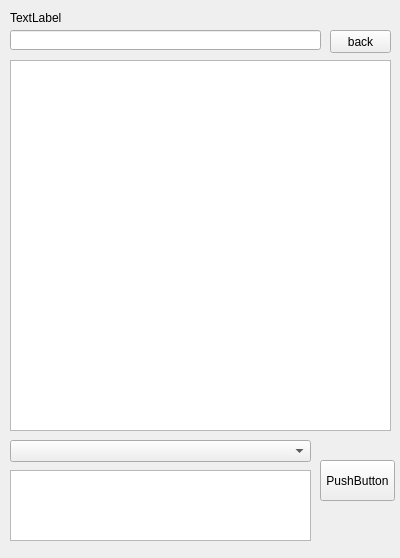
Old version of the form forms/file_system.ui in the repository akhmeade/yanileda.
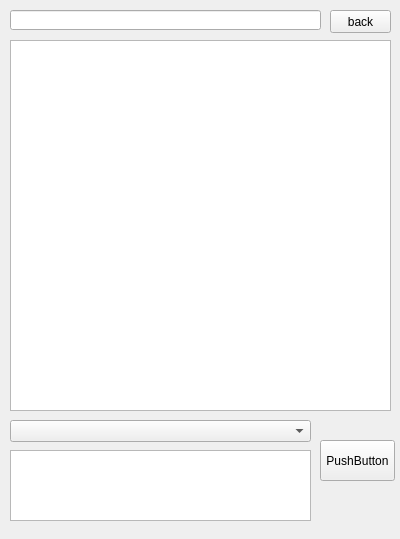
New version of the form.

Diff of the .ui file:
```diff
--- a/forms/file_system.ui
+++ b/forms/file_system.ui
@@ -7,9 +7,15 @@
     <x>0</x>
     <y>0</y>
     <width>400</width>
-    <height>558</height>
+    <height>539</height>
    </rect>
   </property>
+  <property name="minimumSize">
+   <size>
+    <width>400</width>
+    <height>0</height>
+   </size>
+  </property>
   <property name="windowTitle">
    <string>Form</string>
   </property>
@@ -17,7 +23,7 @@
    <property name="geometry">
     <rect>
      <x>10</x>
-     <y>440</y>
+     <y>420</y>
      <width>301</width>
      <height>22</height>
     </rect>
@@ -27,7 +33,7 @@
    <property name="geometry">
     <rect>
      <x>10</x>
-     <y>470</y>
+     <y>450</y>
      <width>301</width>
      <height>71</height>
     </rect>
@@ -37,7 +43,7 @@
    <property name="geometry">
     <rect>
      <x>320</x>
-     <y>460</y>
+     <y>440</y>
      <width>75</width>
      <height>41</height>
     </rect>
@@ -46,25 +52,6 @@
     <string>PushButton</string>
    </property>
   </widget>
-  <widget class="QLabel" name="file_system_name">
-   <property name="geometry">
-    <rect>
-     <x>10</x>
-     <y>10</y>
-     <width>381</width>
-     <height>16</height>
-    </rect>
-   </property>
-   <property name="text">
-    <string>TextLabel</string>
-   </property>
-   <property name="openExternalLinks">
-    <bool>false</bool>
-   </property>
-   <property name="textInteractionFlags">
-    <set>Qt::NoTextInteraction</set>
-   </property>
-  </widget>
   <widget class="QTableView" name="listdir">
    <property name="enabled">
     <bool>true</bool>
@@ -72,7 +59,7 @@
    <property name="geometry">
     <rect>
      <x>10</x>
-     <y>60</y>
+     <y>40</y>
      <width>381</width>
      <height>371</height>
     </rect>
@@ -94,7 +81,7 @@
    <property name="geometry">
     <rect>
      <x>10</x>
-     <y>30</y>
+     <y>10</y>
      <width>311</width>
      <height>20</height>
     </rect>
@@ -104,7 +91,7 @@
    <property name="geometry">
     <rect>
      <x>330</x>
-     <y>30</y>
+     <y>10</y>
      <width>61</width>
      <height>23</height>
     </rect>
```
